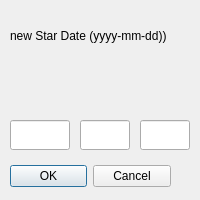
Before: the Qt Designer form date_dialog.ui in Romain96/M2S3_QualiteERP, drawn with Qt 5.
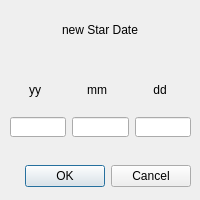
After: the same form once the commit is applied.

Commit message: fixing issues with date_dialog ui

```diff
--- a/date_dialog.ui
+++ b/date_dialog.ui
@@ -18,7 +18,7 @@
     <rect>
      <x>10</x>
      <y>160</y>
-     <width>161</width>
+     <width>181</width>
      <height>32</height>
     </rect>
    </property>
@@ -40,43 +40,154 @@
     <rect>
      <x>10</x>
      <y>10</y>
-     <width>181</width>
-     <height>51</height>
+     <width>180</width>
+     <height>40</height>
     </rect>
    </property>
+   <property name="minimumSize">
+    <size>
+     <width>180</width>
+     <height>40</height>
+    </size>
+   </property>
+   <property name="maximumSize">
+    <size>
+     <width>180</width>
+     <height>40</height>
+    </size>
+   </property>
    <property name="text">
-    <string>new Star Date (yyyy-mm-dd))</string>
+    <string>new Star Date</string>
+   </property>
+   <property name="alignment">
+    <set>Qt::AlignCenter</set>
    </property>
   </widget>
-  <widget class="QLineEdit" name="lineEdit_year">
+  <widget class="QWidget" name="gridLayoutWidget">
    <property name="geometry">
     <rect>
      <x>10</x>
-     <y>120</y>
-     <width>60</width>
-     <height>30</height>
+     <y>69</y>
+     <width>181</width>
+     <height>81</height>
     </rect>
    </property>
-  </widget>
-  <widget class="QLineEdit" name="lineEdit_month">
-   <property name="geometry">
-    <rect>
-     <x>80</x>
-     <y>120</y>
-     <width>50</width>
-     <height>30</height>
-    </rect>
-   </property>
-  </widget>
-  <widget class="QLineEdit" name="lineEdit_day">
-   <property name="geometry">
-    <rect>
-     <x>140</x>
-     <y>120</y>
-     <width>50</width>
-     <height>30</height>
-    </rect>
-   </property>
+   <layout class="QGridLayout" name="gridLayout">
+    <item row="1" column="0">
+     <widget class="QLineEdit" name="lineEdit_year">
+      <property name="minimumSize">
+       <size>
+        <width>50</width>
+        <height>20</height>
+       </size>
+      </property>
+      <property name="maximumSize">
+       <size>
+        <width>100</width>
+        <height>20</height>
+       </size>
+      </property>
+     </widget>
+    </item>
+    <item row="1" column="2">
+     <widget class="QLineEdit" name="lineEdit_day">
+      <property name="minimumSize">
+       <size>
+        <width>50</width>
+        <height>20</height>
+       </size>
+      </property>
+      <property name="maximumSize">
+       <size>
+        <width>100</width>
+        <height>20</height>
+       </size>
+      </property>
+     </widget>
+    </item>
+    <item row="1" column="1">
+     <widget class="QLineEdit" name="lineEdit_month">
+      <property name="minimumSize">
+       <size>
+        <width>50</width>
+        <height>20</height>
+       </size>
+      </property>
+      <property name="maximumSize">
+       <size>
+        <width>100</width>
+        <height>20</height>
+       </size>
+      </property>
+     </widget>
+    </item>
+    <item row="0" column="0">
+     <widget class="QLabel" name="label_year">
+      <property name="minimumSize">
+       <size>
+        <width>50</width>
+        <height>20</height>
+       </size>
+      </property>
+      <property name="maximumSize">
+       <size>
+        <width>50</width>
+        <height>20</height>
+       </size>
+      </property>
+      <property name="text">
+       <string>yy</string>
+      </property>
+      <property name="alignment">
+       <set>Qt::AlignCenter</set>
+      </property>
+     </widget>
+    </item>
+    <item row="0" column="1">
+     <widget class="QLabel" name="label_month">
+      <property name="minimumSize">
+       <size>
+        <width>50</width>
+        <height>20</height>
+       </size>
+      </property>
+      <property name="maximumSize">
+       <size>
+        <width>50</width>
+        <height>20</height>
+       </size>
+      </property>
+      <property name="text">
+       <string>mm</string>
+      </property>
+      <property name="alignment">
+       <set>Qt::AlignCenter</set>
+      </property>
+     </widget>
+    </item>
+    <item row="0" column="2">
+     <widget class="QLabel" name="label_day">
+      <property name="minimumSize">
+       <size>
+        <width>50</width>
+        <height>20</height>
+       </size>
+      </property>
+      <property name="maximumSize">
+       <size>
+        <width>50</width>
+        <height>20</height>
+       </size>
+      </property>
+      <property name="text">
+       <string>dd</string>
+      </property>
+      <property name="alignment">
+       <set>Qt::AlignCenter</set>
+      </property>
+     </widget>
+    </item>
+   </layout>
   </widget>
  </widget>
  <resources/>
```
